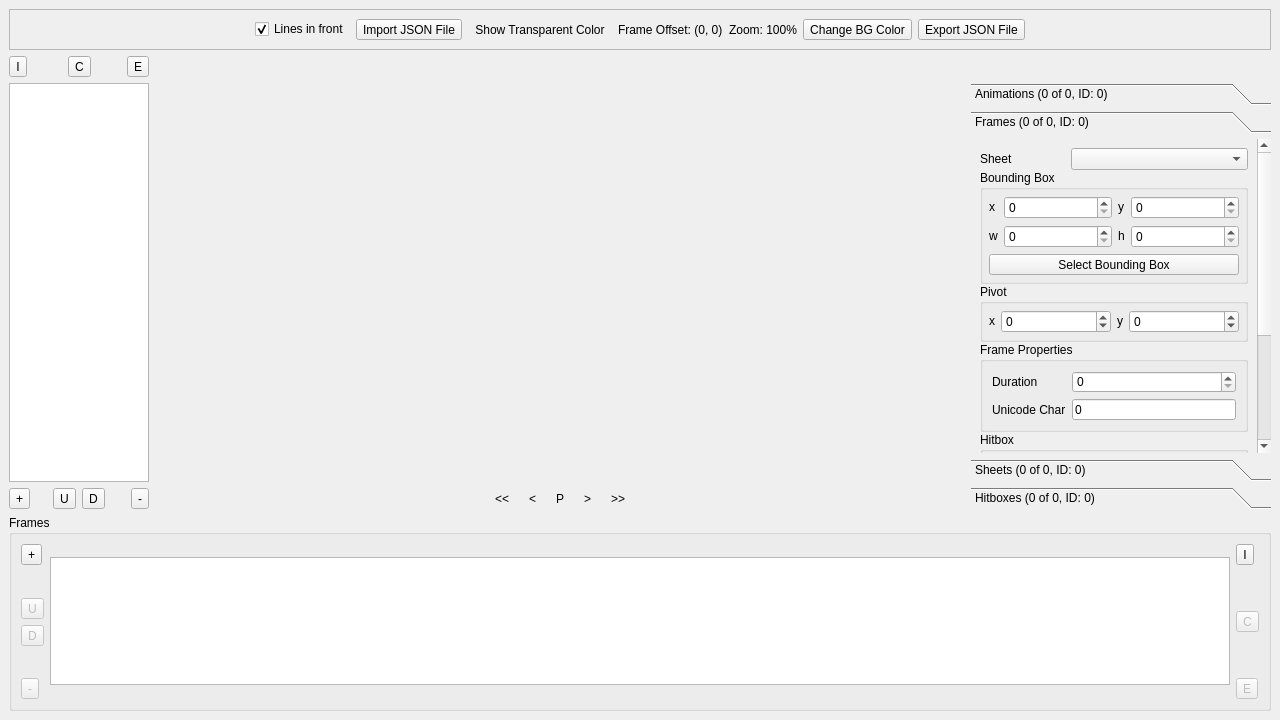
Old version of the form RetroEDv2/tools/animationeditor.ui in the repository RSDKModding/RetroED.
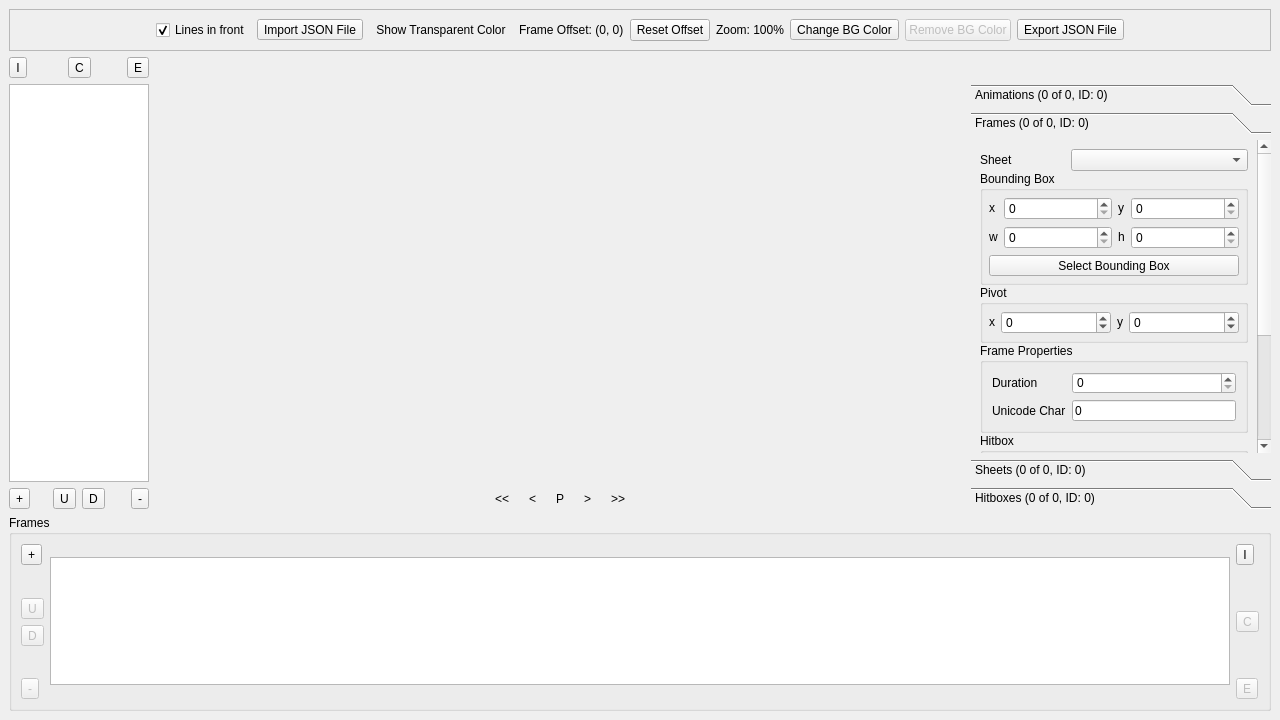
New version of the form. The open tabs and pages were chosen to show the change. Icons and pictures are not drawn. Custom widgets are drawn as their Qt base class.

```diff
--- a/RetroEDv2/tools/animationeditor.ui
+++ b/RetroEDv2/tools/animationeditor.ui
@@ -115,6 +115,13 @@
         </property>
        </widget>
       </item>
+      <item>
+       <widget class="QPushButton" name="frameOffReset">
+        <property name="text">
+         <string>Reset Offset</string>
+        </property>
+       </widget>
+      </item>
       <item>
        <widget class="QLabel" name="zoomLabel">
         <property name="text">
@@ -141,6 +148,16 @@
         </property>
        </widget>
       </item>
+      <item>
+       <widget class="QPushButton" name="bgColorRemove">
+        <property name="enabled">
+         <bool>false</bool>
+        </property>
+        <property name="text">
+         <string>Remove BG Color</string>
+        </property>
+       </widget>
+      </item>
       <item>
        <widget class="QToolButton" name="expFile">
         <property name="text">
@@ -980,8 +997,8 @@
        <rect>
         <x>0</x>
         <y>0</y>
-        <width>283</width>
-        <height>438</height>
+        <width>286</width>
+        <height>492</height>
        </rect>
       </property>
       <attribute name="label">
```
Left out of the diff: 8 changed lines with no effect on the pictures.
